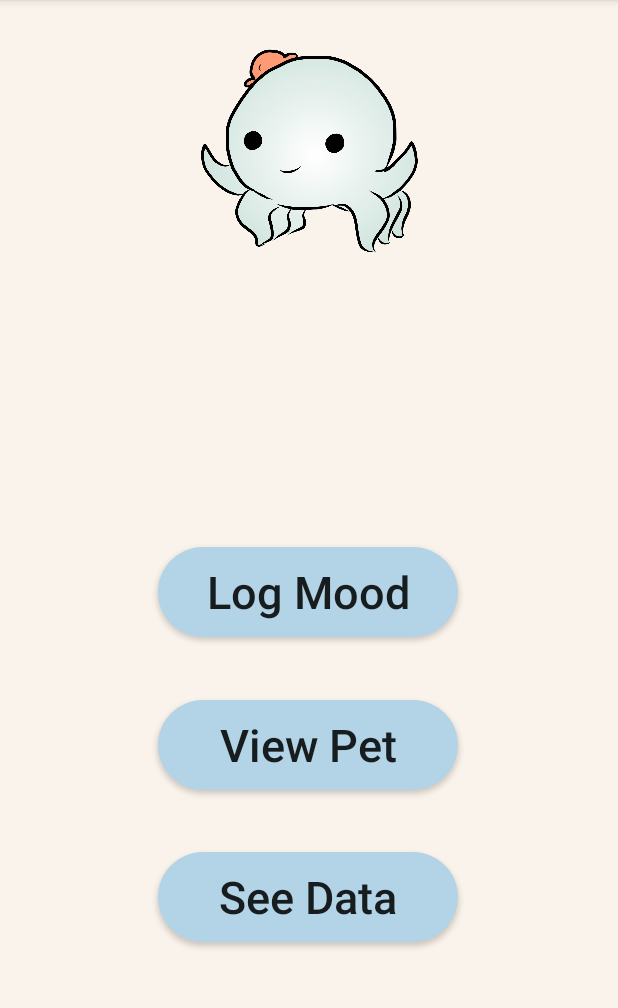
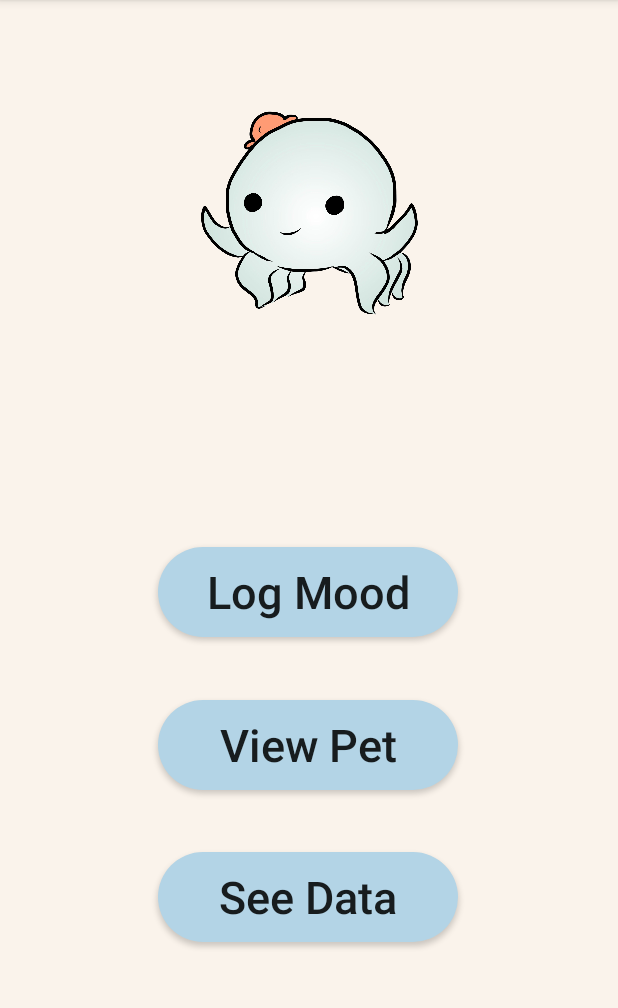
Before and after one commit to baigsifra/MoodMeter, an Android app: the Home screen opened directly, with no data from a screen before it, on a phone screen of 412 x 824 dp, the part 84-1092 px from its top. Run offline under Robolectric (Android 15) with nearby library versions, the light colour scheme and no system bars.

Commit message:
home center

```diff
--- a/app/src/main/res/layout/activity_home.xml
+++ b/app/src/main/res/layout/activity_home.xml
@@ -63,7 +63,7 @@
         app:layout_constraintHorizontal_bias="0.498"
         app:layout_constraintStart_toStartOf="parent"
         app:layout_constraintTop_toTopOf="parent"
-        app:layout_constraintVertical_bias="0.004"
+        app:layout_constraintVertical_bias="0.076"
         app:srcCompat="@drawable/octopusorangehat" />
 
 </androidx.constraintlayout.widget.ConstraintLayout>
```
